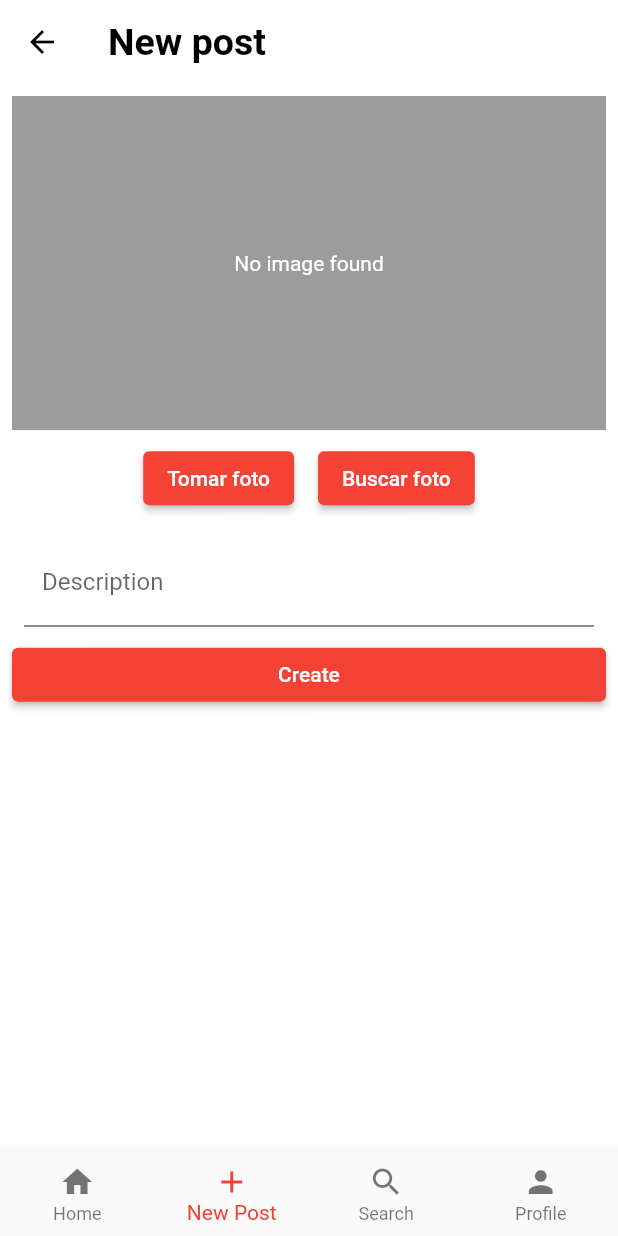
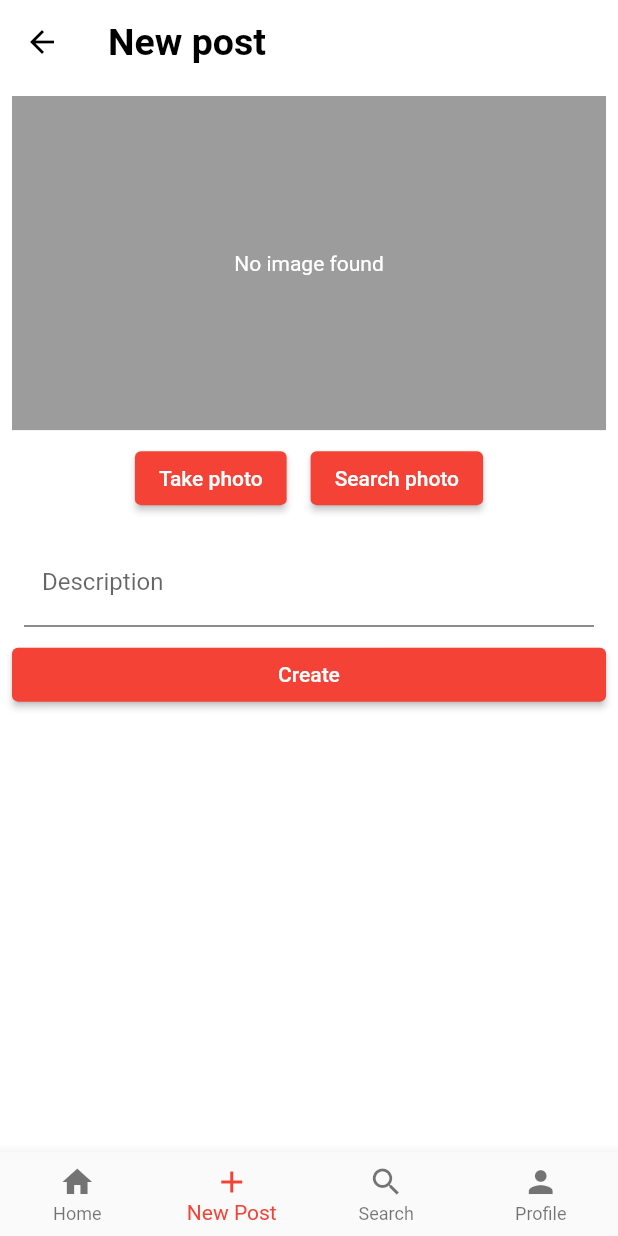
Before and after one commit to dariomtz/piggram_mobile, a Flutter app: the Menu screen opened directly, item 2 of the bottom bar chosen, on a phone screen of 412 x 824 dp. Run offline on Flutter 3.47's test engine with Material 2 defaults, Android fonts, the phone set to English and light mode, and no system bars; our stand-ins replace bloc, cloud_firestore, equatable, firebase_auth, firebase_core, firebase_storage and 5 more; accounts and stored records are empty; network calls fail.

Commit message:
edited login

```diff
--- a/lib/components/file/image_handler.dart
+++ b/lib/components/file/image_handler.dart
@@ -101,7 +101,7 @@ class ImageHandeler extends StatelessWidget {
                   BlocProvider.of<FileBloc>(context)
                       .add(FileGetImageEvent(ImageSource.camera));
                 },
-                child: Text("Tomar foto"),
+                child: Text("Take photo"),
               ),
             ),
             Padding(
@@ -111,7 +111,7 @@ class ImageHandeler extends StatelessWidget {
                   BlocProvider.of<FileBloc>(context)
                       .add(FileGetImageEvent(ImageSource.gallery));
                 },
-                child: Text("Buscar foto"),
+                child: Text("Search photo"),
               ),
             ),
           ],
--- a/lib/pages/auth/login_page.dart
+++ b/lib/pages/auth/login_page.dart
@@ -20,10 +20,6 @@ class LoginPage extends StatelessWidget {
               "assets/login_background.jpg",
               fit: BoxFit.fitHeight,
             ),
-            // Image.network(
-            //   "https://www.gdlgo.com/wp-content/uploads/2021/07/Los-Mejores-Tacos-de-Guadalajara-.jpg",
-            //fit: BoxFit.fitHeight,
-            //),
           ),
           Container(
             color: Color.fromARGB(175, 0, 0, 0),
@@ -55,7 +51,7 @@ class LoginPage extends StatelessWidget {
                 ),
                 Center(
                   child: Text(
-                    "FoodGram",
+                    "FoodShare",
                     style: TextStyle(
                         fontSize: 36,
                         fontWeight: FontWeight.bold,
--- a/lib/pages/follows/follows_page.dart
+++ b/lib/pages/follows/follows_page.dart
@@ -94,7 +94,7 @@ List<Widget> transformToWidgets(List<UserData> users) {
         ),
       ),
       Center(
-          child: Text('There arent any users on this list',
+          child: Text('There are no users on this list',
               style: TextStyle(
                 fontSize: 20,
               ))),
```
Also changed, not shown: 1 other file.
